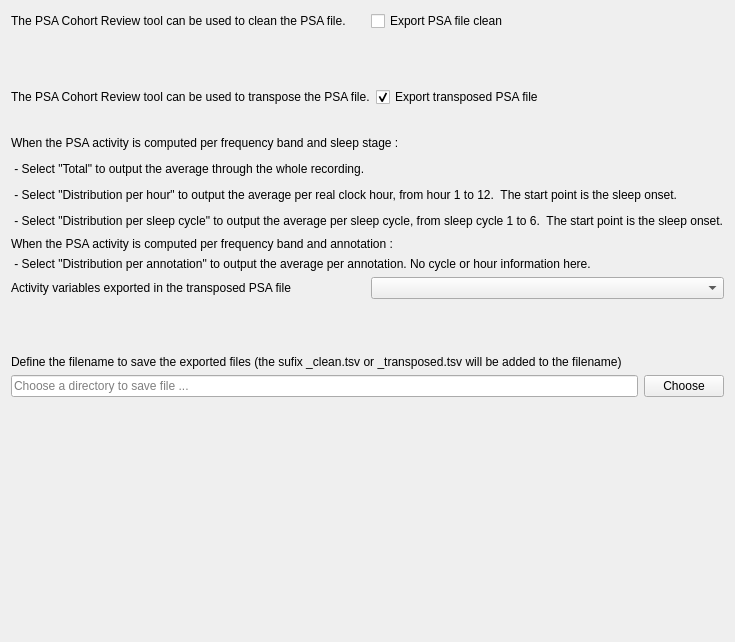
SnoozToolbox/snooz-package-ceams, file tools/CEAMSTools/PSACohortReview/OutputFileStep/Ui_OutputFileStep.ui: the form before one commit.
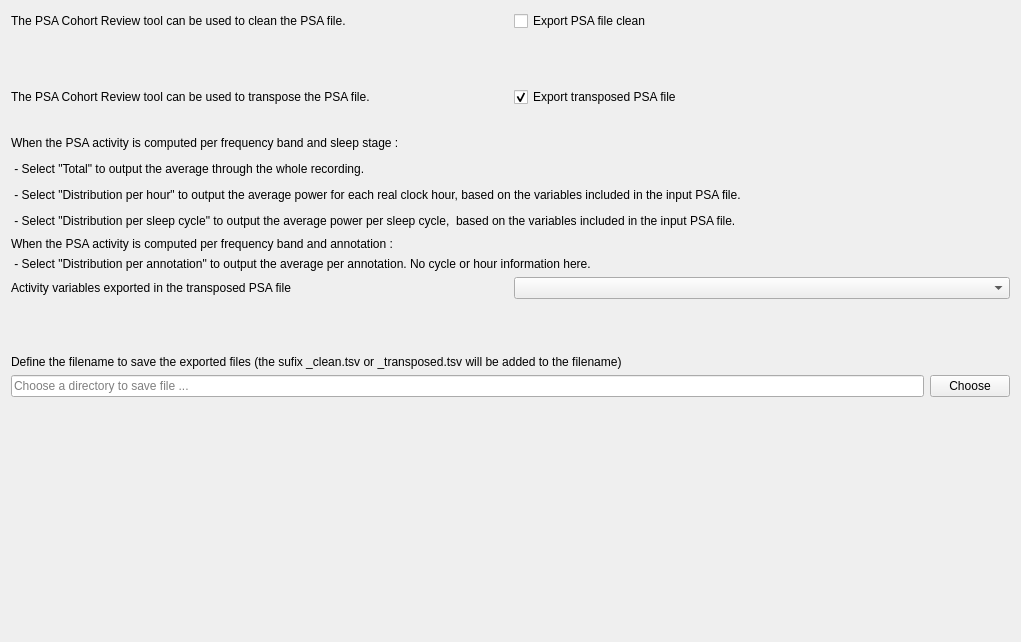
The form after the commit.

Commit message: Fix UI output report description regarding the maximum number of cycles and hours in the PSA tools.

The edit to the form file:
```diff
--- a/tools/CEAMSTools/PSACohortReview/OutputFileStep/Ui_OutputFileStep.ui
+++ b/tools/CEAMSTools/PSACohortReview/OutputFileStep/Ui_OutputFileStep.ui
@@ -5,7 +5,7 @@
    <rect>
     <x>0</x>
     <y>0</y>
-    <width>726</width>
+    <width>1021</width>
     <height>642</height>
    </rect>
   </property>
@@ -169,7 +169,7 @@
           </size>
          </property>
          <property name="text">
-          <string> - Select "Distribution per sleep cycle" to output the average per sleep cycle, from sleep cycle 1 to 6.  The start point is the sleep onset.</string>
+          <string> - Select &quot;Distribution per sleep cycle&quot; to output the average power per sleep cycle,  based on the variables included in the input PSA file.</string>
          </property>
         </widget>
        </item>
@@ -182,7 +182,7 @@
           </size>
          </property>
          <property name="text">
-          <string> - Select "Distribution per hour" to output the average per real clock hour, from hour 1 to 12.  The start point is the sleep onset.</string>
+          <string> - Select &quot;Distribution per hour&quot; to output the average power for each real clock hour, based on the variables included in the input PSA file.</string>
          </property>
         </widget>
        </item>
```
Left out of the diff: 20 changed lines with no effect on the pictures. The commit also changes 6 other files.
